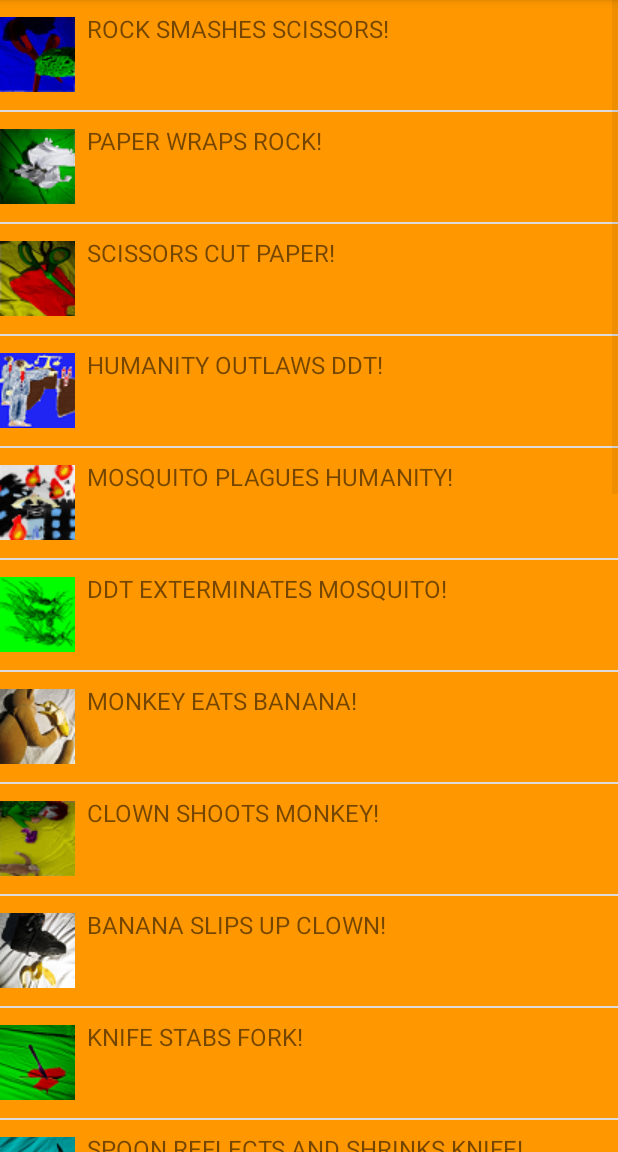
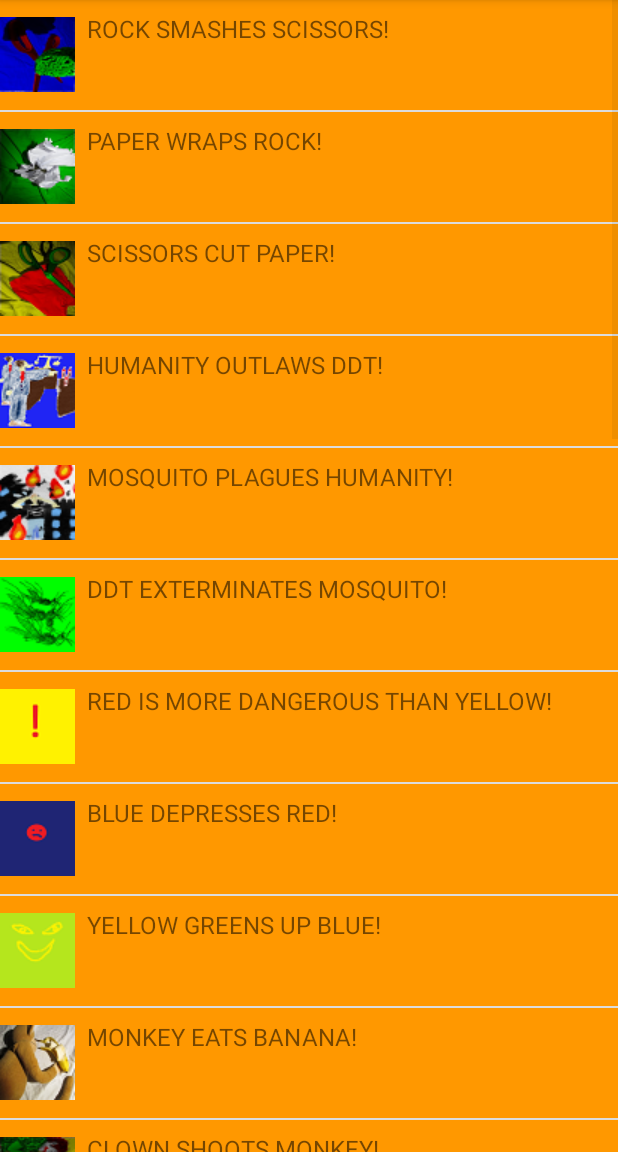
Before and after one commit to WilliamSpruyt/RockPaperScissors, an Android app: the inform screen opened directly, with no data from a screen before it, on a phone screen of 412 x 824 dp, the part 84-1236 px from its top. Run offline under Robolectric (Android 15) with nearby library versions, the phone set to English and light mode, and no system bars.

Commit message:
Add new thingy red yellow blue

```diff
--- a/app/src/main/java/qwerky/rockpaperscissors/inform.java
+++ b/app/src/main/java/qwerky/rockpaperscissors/inform.java
@@ -22,6 +22,10 @@ public class inform extends AppCompatActivity {
         //Extract the data…
         //Thingy set1 = (Thingy)bundle.getSerializable("Stuff");
         //These are all the diffent rock paper scissors thingies.
+         Thingy red = new Thingy("Red", "Yellow", R.drawable.beatsred, R.drawable.beatsyellowthumb, "is more dangerous than");
+         Thingy blue = new Thingy("Blue", "Red", R.drawable.beatsblue, R.drawable.beatsredthumb, "depresses");
+         Thingy yellow = new Thingy("Yellow", "Blue", R.drawable.beatsyellow, R.drawable.beatsbluethumb, "greens up");
+
          Thingy rock = new Thingy("Rock", "Scissors", R.drawable.smashesscisors, R.drawable.smashesscisorsthumb, "smashes");
          Thingy paper = new Thingy("Paper", "Rock",R.drawable.beatsrock,R.drawable.beatsrockthumb, "wraps");
          Thingy scissors = new Thingy("Scissors", "Paper",  R.drawable.cutspaper, R.drawable.cutspaperthumb, "cut");
@@ -54,7 +58,7 @@ public class inform extends AppCompatActivity {
          Thingy wines = new Thingy("Wines", "Beer", R.drawable.beatsclown,R.mipmap.ic_launcher, "make you feel queer after");
          Thingy spirits = new Thingy("Spirits", "Wines", R.drawable.beatsclown, R.mipmap.ic_launcher, "are stronger than");
 
-        Thingy[] set1 = new Thingy[]{rock, paper, scissors, humanity, mosquito, ddt, monkey, clown, banana, knife,
+        Thingy[] set1 = new Thingy[]{rock, paper, scissors, humanity, mosquito, ddt,red,blue,yellow, monkey, clown, banana, knife,
                 spoon, fork, slug, frog, snake, beer, wines, spirits, fire, water, air, fox, hunter, chief};
 
         final ArrayList<Thingy> set2 = new ArrayList<Thingy>(Arrays.asList(set1));
```
Also changed, not shown: app/src/main/java/qwerky/rockpaperscissors/MainActivity.java (+5 -2 lines), app/src/main/res/drawable/beatsblue.png (added), app/src/main/res/drawable/beatsbluethumb.png (added), app/src/main/res/drawable/beatsred.png (added), app/src/main/res/drawable/beatsredthumb.png (added), app/src/main/res/drawable/beatsyellow.png (added), app/src/main/res/drawable/beatsyellowthumb.png (added).
